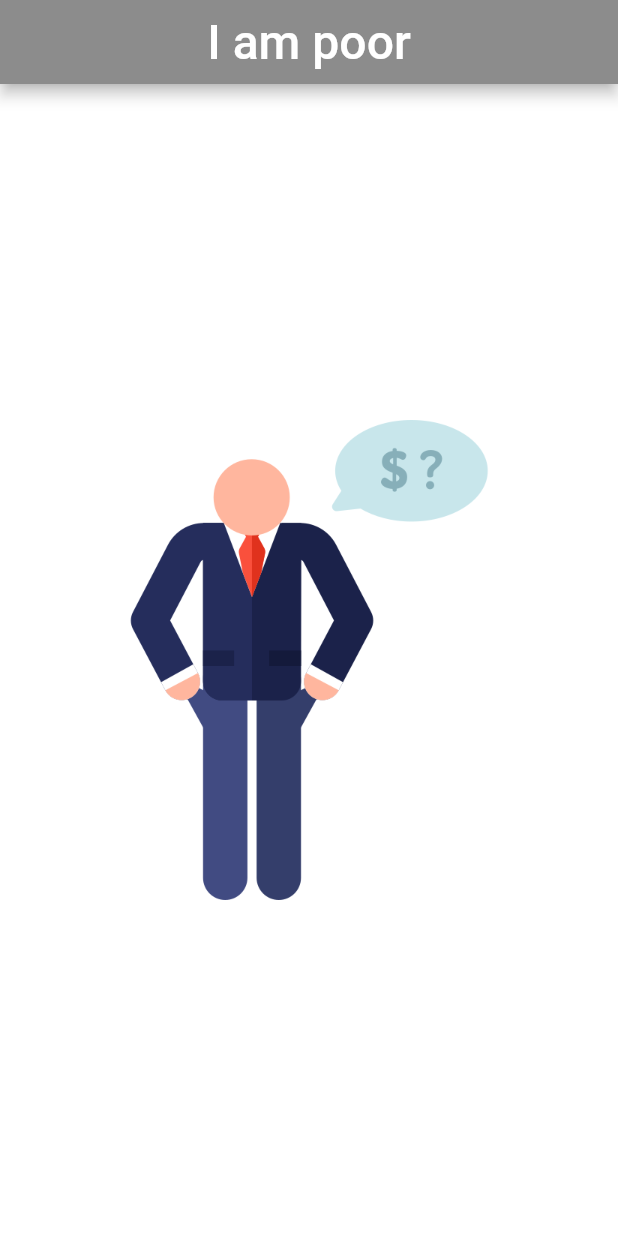
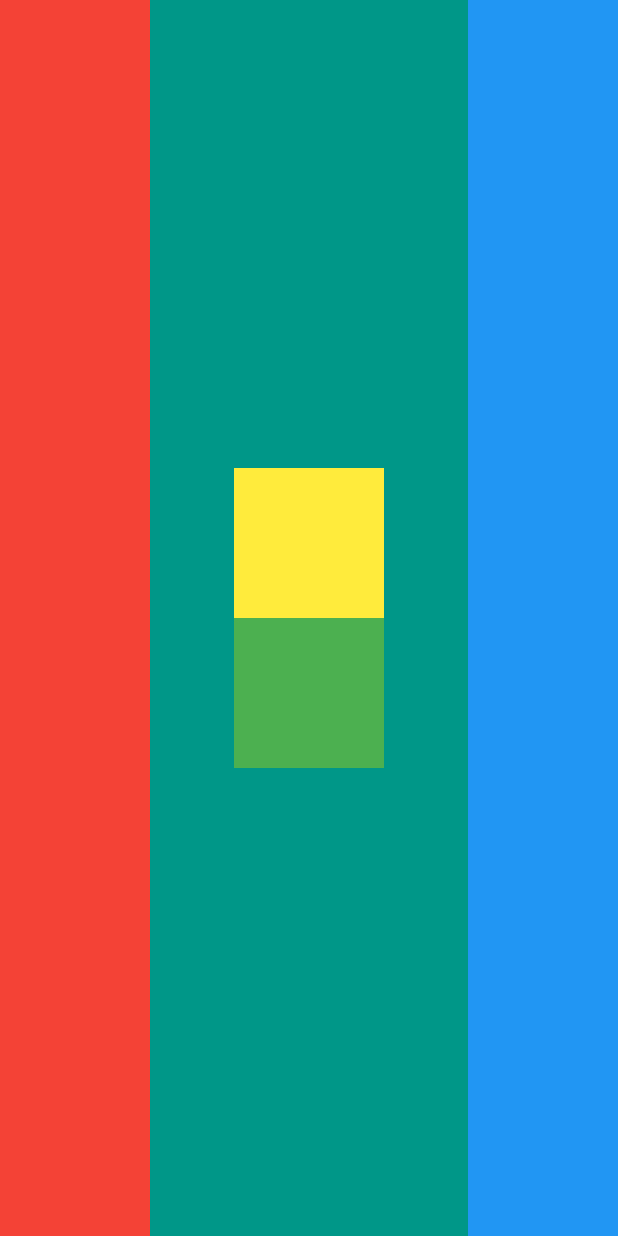
Before and after one commit to gustavo-hillesheim/flutter-dev-bootcamp, a Flutter app: the screen it shows after launch, on a phone screen of 412 x 824 dp. Run offline on Flutter 3.47's test engine with Material 2 defaults, Android fonts, the phone set to English and light mode, and no system bars.

Commit message:
[LAYOUTS] Created layouts challenge app

```diff
--- a/app/lib/i-am-poor/main.dart
+++ b/app/lib/i-am-poor/main.dart
@@ -1,14 +1,14 @@
 import 'package:flutter/material.dart';
 
 void main() {
-  runApp(MyApp());
+  runApp(IAmPoorApp());
 }
 
-class MyApp extends StatelessWidget {
+class IAmPoorApp extends StatelessWidget {
   @override
   Widget build(BuildContext context) {
     return MaterialApp(
-      title: 'Flutter Demo',
+      title: 'I am poor',
       theme: ThemeData(
         primarySwatch: Colors.teal,
         visualDensity: VisualDensity.adaptivePlatformDensity,
--- /dev/null
+++ b/app/lib/layouts/main.dart
@@ -0,0 +1,45 @@
+import 'package:flutter/material.dart';
+
+void main() {
+  runApp(LayoutsApp());
+}
+
+class LayoutsApp extends StatelessWidget {
+  @override
+  Widget build(BuildContext context) {
+    return MaterialApp(
+      title: 'Layouts',
+      theme: ThemeData(
+        primarySwatch: Colors.teal,
+        visualDensity: VisualDensity.adaptivePlatformDensity,
+      ),
+      home: LayoutsHomeScreen(),
+    );
+  }
+}
+
+class LayoutsHomeScreen extends StatelessWidget {
+  @override
+  Widget build(BuildContext context) {
+    return Scaffold(
+      backgroundColor: Colors.teal,
+      body: Row(
+        mainAxisAlignment: MainAxisAlignment.spaceBetween,
+        crossAxisAlignment: CrossAxisAlignment.stretch,
+        children: [
+          Container(width: 100, color: Colors.red),
+          Center(
+            child: Column(
+              mainAxisSize: MainAxisSize.min,
+              children: [
+                Container(width: 100, height: 100, color: Colors.yellow),
+                Container(width: 100, height: 100, color: Colors.green),
+              ],
+            ),
+          ),
+          Container(width: 100, color: Colors.blue)
+        ],
+      ),
+    );
+  }
+}
```
Also changed, not shown: app/pubspec.lock, 1 other file.
